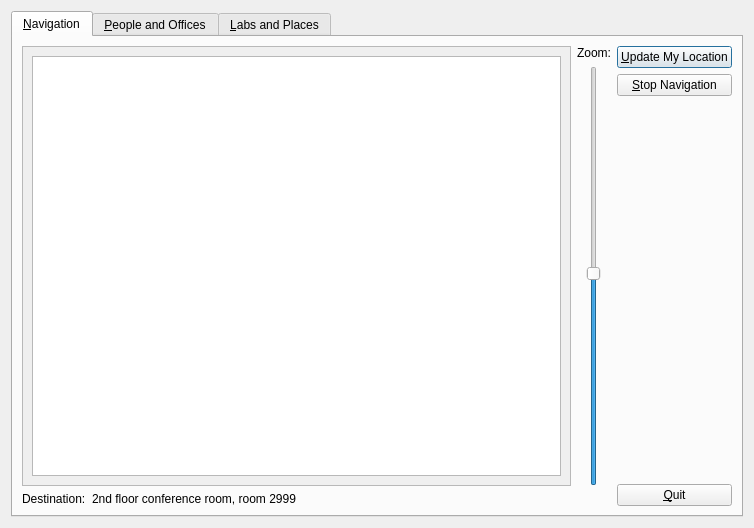
The window that navigator/ui/main_dialog.ui (jedivind/gtaiad) describes before a commit, drawn with Qt 5.
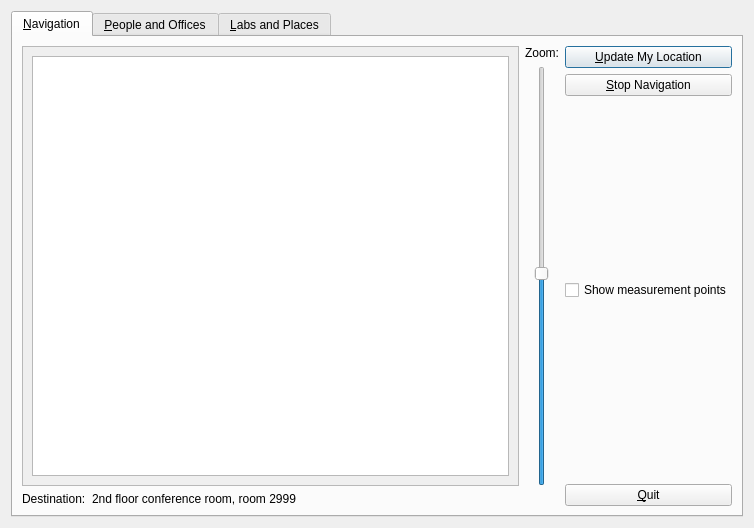
The same window after the commit.

Commit message: GUI change; added debugging checkbox for showing calibration locations

```diff
--- a/navigator/ui/main_dialog.ui
+++ b/navigator/ui/main_dialog.ui
@@ -38,7 +38,7 @@
                <rect>
                 <x>0</x>
                 <y>0</y>
-                <width>448</width>
+                <width>419</width>
                 <height>415</height>
                </rect>
               </property>
@@ -113,6 +113,26 @@
            </property>
           </widget>
          </item>
+         <item>
+          <spacer name="verticalSpacer_2">
+           <property name="orientation">
+            <enum>Qt::Vertical</enum>
+           </property>
+           <property name="sizeHint" stdset="0">
+            <size>
+             <width>20</width>
+             <height>40</height>
+            </size>
+           </property>
+          </spacer>
+         </item>
+         <item>
+          <widget class="QCheckBox" name="checkBox">
+           <property name="text">
+            <string>Show measurement points</string>
+           </property>
+          </widget>
+         </item>
          <item>
           <spacer name="verticalSpacer">
            <property name="orientation">
```
Left out of the diff: 17 changed lines with no effect on the pictures.
